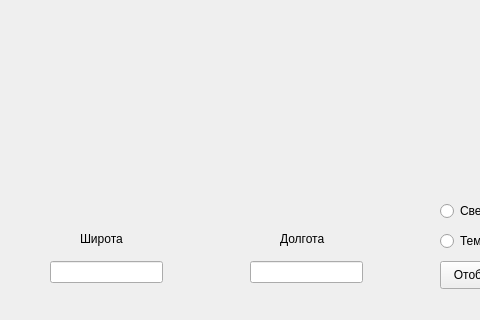
This is main_ui.ui in roman-shein/API_yandex_map as Qt 5 draws it before an edit; both pictures show x 0 to 480 and y 379 to 699 of the 605 by 699 pixel window. The edited form follows.
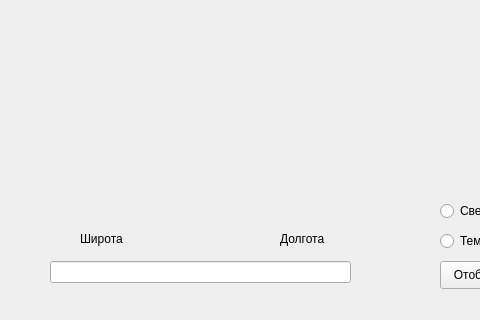
This is the edited form.

The edit to the form file:
```diff
--- a/main_ui.ui
+++ b/main_ui.ui
@@ -32,17 +32,7 @@
      <rect>
       <x>50</x>
       <y>640</y>
-      <width>113</width>
-      <height>22</height>
-     </rect>
-    </property>
-   </widget>
-   <widget class="QLineEdit" name="dol">
-    <property name="geometry">
-     <rect>
-      <x>250</x>
-      <y>640</y>
-      <width>113</width>
+      <width>301</width>
       <height>22</height>
      </rect>
     </property>
```
Left out of the diff: 2 changed lines with no effect on the pictures.
